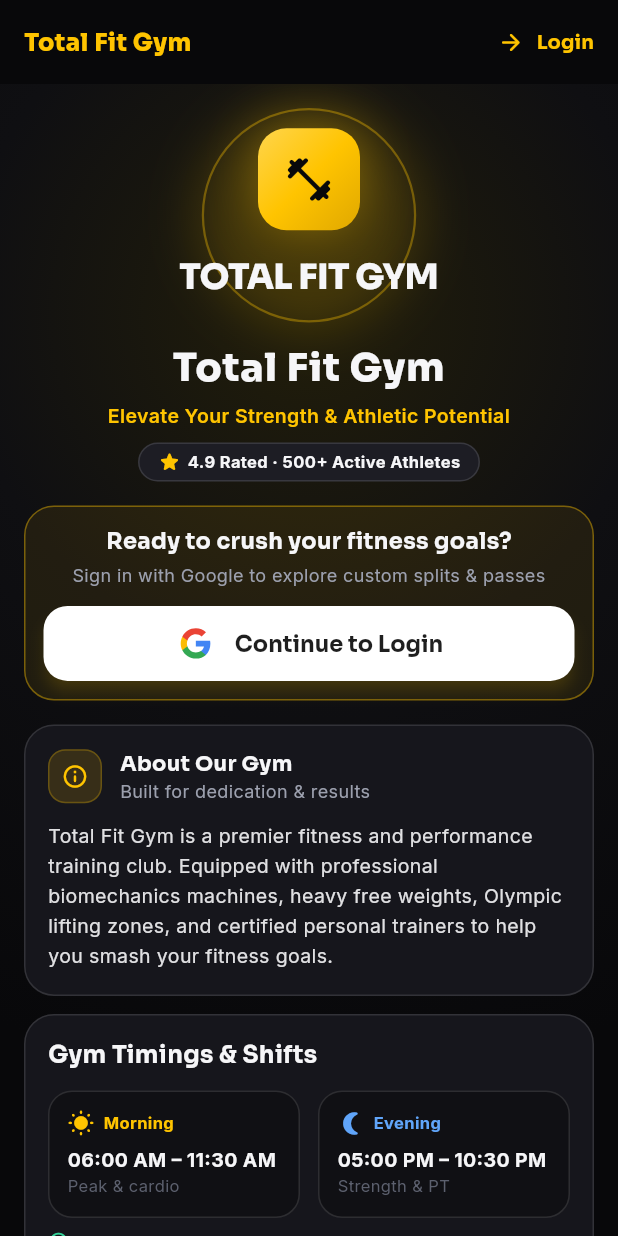
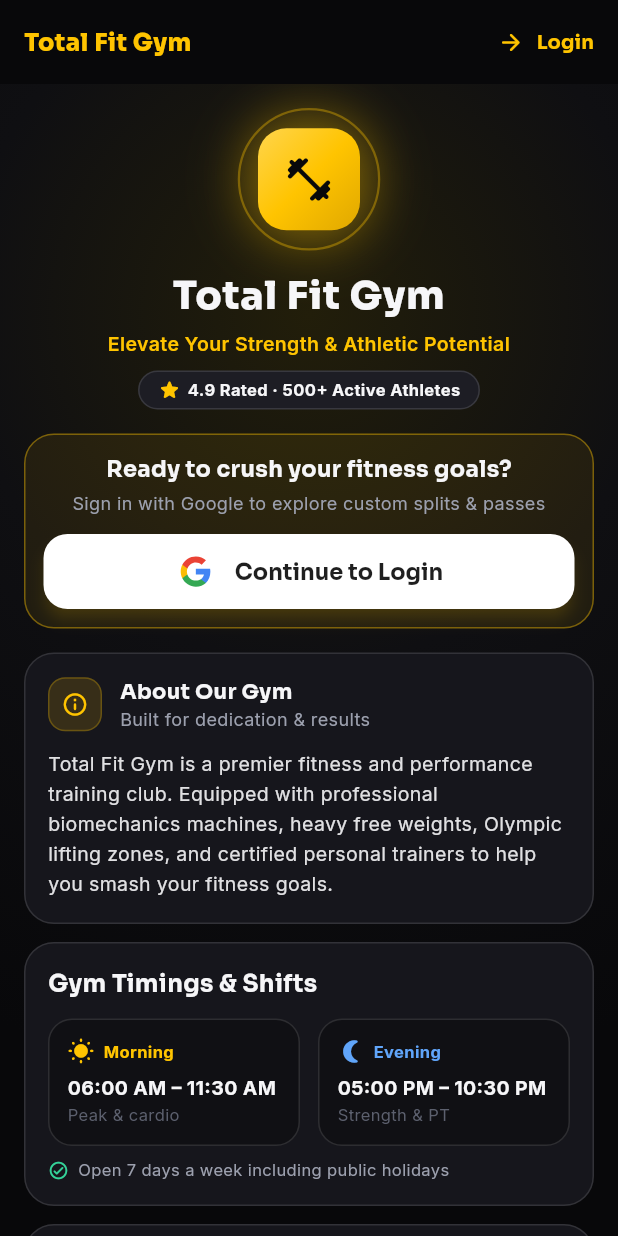
Before and after one commit to sivedcodes/Gym-Management-Flutter, a Flutter app: the IntroScreen screen opened by its route, on a phone screen of 412 x 824 dp. Run offline on Flutter 3.47's test engine with Material 3 defaults, Android fonts, the phone set to English and light mode, and no system bars; our stand-ins replace flutter_riverpod, go_router, google_fonts, just_audio, qr_flutter; missing offline and left inert: just_audio_web.

Commit message:
fix(intro): remove duplicate gym name from circular hero logo

```diff
--- a/lib/features/intro/presentation/intro_screen.dart
+++ b/lib/features/intro/presentation/intro_screen.dart
@@ -83,7 +83,7 @@
                             ),
                           ],
                         ),
-                        child: const GymLogo(size: 68),
+                        child: const GymLogo(size: 68, showName: false),
                       ),
                       const SizedBox(height: AppSpace.m),
                       Text(
```
Also changed, not shown: 2 other files.
